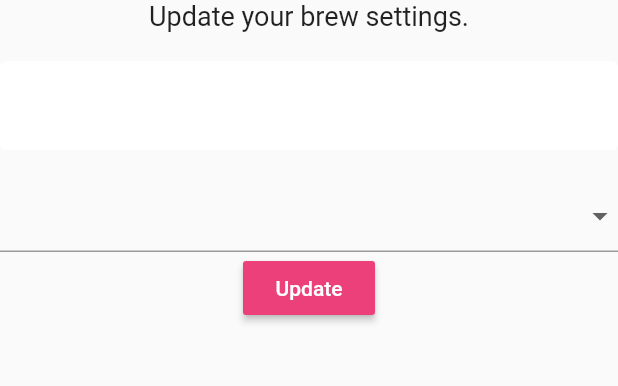
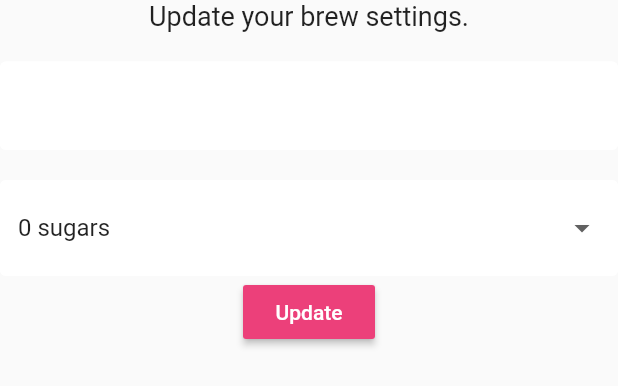
Before and after one commit to MuazZulkarnain/Brew-Crew, a Flutter app: the SettingsForm widget shown alone on an empty page, opened directly, on a phone screen of 412 x 824 dp. Shown: the top 386 px of the screen. Run offline on Flutter 3.47's test engine with Material 2 defaults, Android fonts, the phone set to English and light mode, and no system bars; our stand-ins replace cloud_firestore, firebase_auth, flutter_spinkit; accounts and stored records are empty.

Commit message:
make things look nicer

```diff
--- a/lib/home/settings_form.dart
+++ b/lib/home/settings_form.dart
@@ -34,6 +34,8 @@ class _SettingsFormState extends State<SettingsForm> {
           SizedBox(height: 20.0),
           //dropdown
           DropdownButtonFormField(
+            decoration: textInputDecoration,
+            value: _currentSugars ?? '0',
             items: sugars.map((sugar) {
               return DropdownMenuItem(
                 value: sugar,
```
